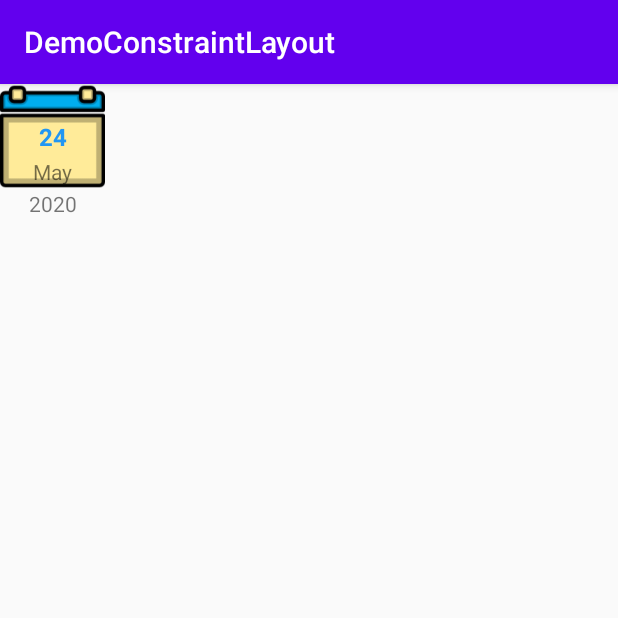
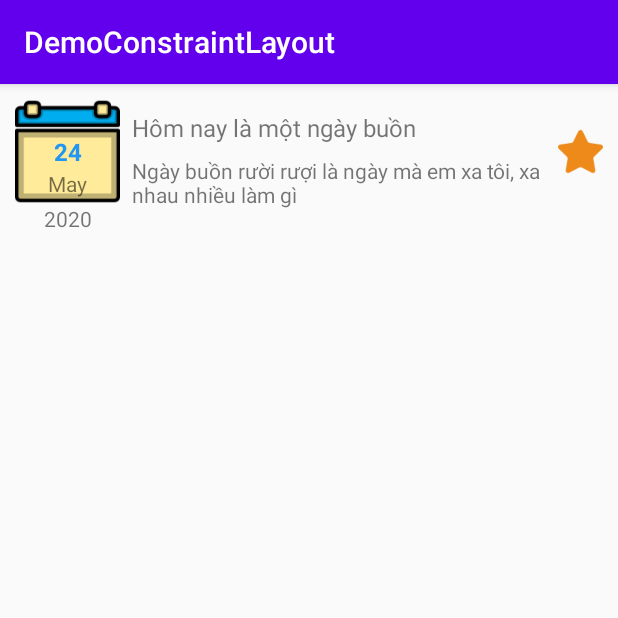
Before and after one commit to trunghaudinh/demo-constraints-layout, an Android app: the screen it shows after launch (MainActivity), on a phone screen of 412 x 824 dp, the top half of it. Run offline under Robolectric (Android 15) with nearby library versions, the phone set to English and light mode, and no system bars.

Commit message:
second commit

```diff
--- a/app/src/main/res/layout/activity_main.xml
+++ b/app/src/main/res/layout/activity_main.xml
@@ -4,6 +4,7 @@
     xmlns:tools="http://schemas.android.com/tools"
     android:layout_width="match_parent"
     android:layout_height="match_parent"
+    android:layout_margin="10dp"
     tools:context=".MainActivity">
 
 
@@ -37,6 +38,7 @@
         android:text="May"
         android:layout_width="wrap_content"
         android:layout_height="wrap_content"
+        android:layout_marginBottom="4dp"
         app:layout_constraintTop_toBottomOf="@id/tvDay"
         app:layout_constraintLeft_toLeftOf="@id/imvCalendar"
         app:layout_constraintRight_toRightOf="@id/imvCalendar"
@@ -51,6 +53,38 @@
         app:layout_constraintRight_toRightOf="@id/imvCalendar"/>
 
 
+    <!--layout info diary-->
+    <TextView
+        android:id="@+id/tvTitle"
+        android:layout_width="0dp"
+        android:layout_height="wrap_content"
+        android:text="Hôm nay là một ngày buồn"
+        android:layout_marginLeft="8dp"
+        app:layout_constraintTop_toTopOf="parent"
+        android:layout_marginTop="8dp"
+        android:textSize="16sp"
+        app:layout_constraintLeft_toRightOf="@id/imvCalendar"
+        app:layout_constraintRight_toLeftOf="@+id/imvFavorite"/>
+    <TextView
+        android:layout_width="0dp"
+        android:layout_height="wrap_content"
+        android:text="Ngày buồn rười rượi là ngày mà em xa tôi, xa nhau nhiều làm gì"
+        android:layout_marginLeft="8dp"
+        android:textSize="14sp"
+        android:layout_marginTop="8dp"
+        app:layout_constraintTop_toBottomOf="@id/tvTitle"
+        app:layout_constraintLeft_toRightOf="@id/imvCalendar"
+        app:layout_constraintRight_toLeftOf="@+id/imvFavorite"/>
+
+    <!--layout favorite-->
+    <ImageView
+        android:id="@+id/imvFavorite"
+        android:layout_width="30dp"
+        android:layout_height="30dp"
+        app:layout_constraintRight_toRightOf="parent"
+        app:layout_constraintTop_toTopOf="@id/imvCalendar"
+        app:layout_constraintBottom_toBottomOf="@id/imvCalendar"
+        android:src="@drawable/img_star"/>
 
 
 </androidx.constraintlayout.widget.ConstraintLayout>
```
